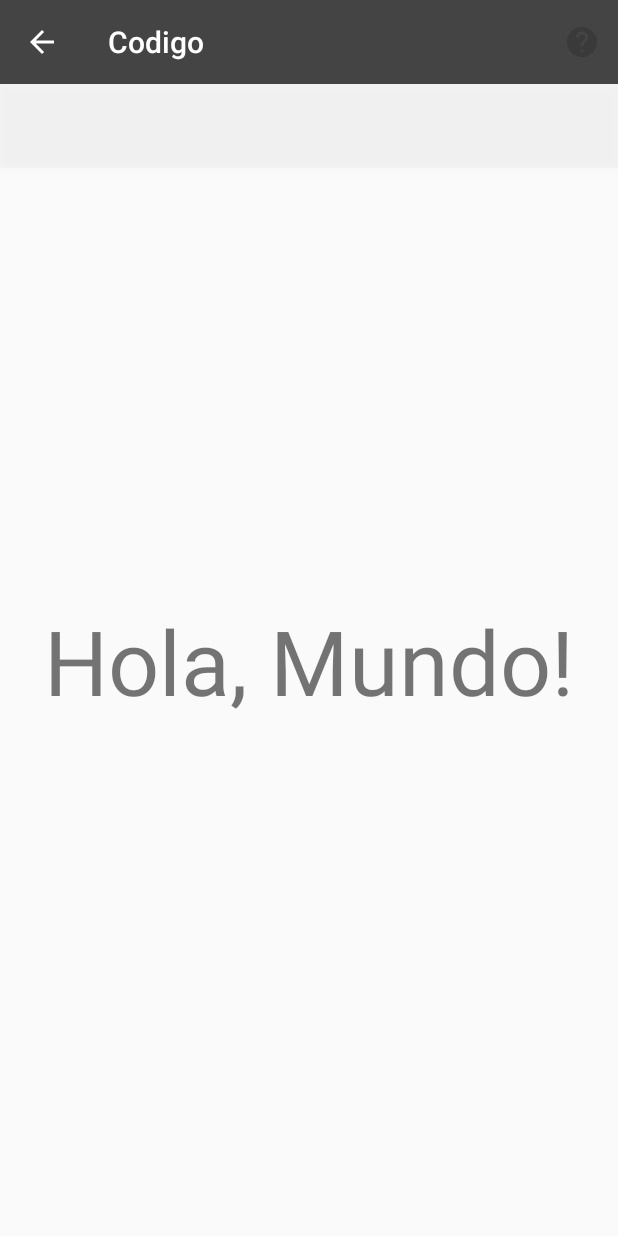
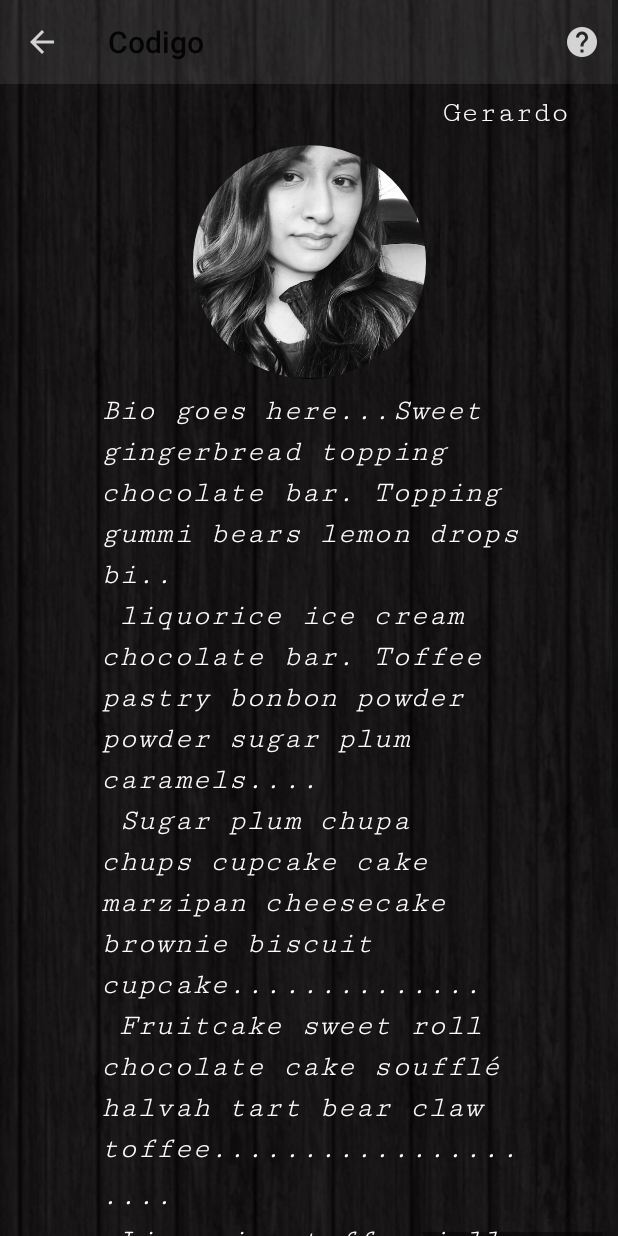
Before and after one commit to Jperv23/el_codigo, an Android app: the GeoActivity screen opened directly, with no data from a screen before it, on a phone screen of 412 x 824 dp. Run offline under Robolectric (Android 15) with nearby library versions, the light colour scheme and no system bars.

Commit message:
add nav drawer and toolbar to Geo Activity

```diff
--- a/app/src/main/AndroidManifest.xml
+++ b/app/src/main/AndroidManifest.xml
@@ -8,10 +8,9 @@
         android:label="@string/app_name"
         android:roundIcon="@mipmap/ic_launcher_round"
         android:supportsRtl="true"
-        android:theme="@style/AppTheme">
+        android:theme="@style/AppTheme.NoActionBar">
         <activity
-            android:name=".MainActivity"
-            android:theme="@style/AppTheme.NoActionBar">
+            android:name=".MainActivity">
             <intent-filter>
                 <action android:name="android.intent.action.MAIN" />
 
--- a/app/src/main/java/org/pursuit/group_portfolio_hw_codigo/GeoActivity.java
+++ b/app/src/main/java/org/pursuit/group_portfolio_hw_codigo/GeoActivity.java
@@ -3,21 +3,58 @@ package org.pursuit.group_portfolio_hw_codigo;
 import android.app.AlertDialog;
 import android.content.DialogInterface;
 import android.content.Intent;
+import android.graphics.Bitmap;
+import android.graphics.BitmapFactory;
 import android.net.Uri;
+import android.support.annotation.NonNull;
+import android.support.design.widget.NavigationView;
 import android.support.v4.app.NavUtils;
+import android.support.v4.graphics.drawable.RoundedBitmapDrawable;
+import android.support.v4.graphics.drawable.RoundedBitmapDrawableFactory;
+import android.support.v4.widget.DrawerLayout;
+import android.support.v7.app.ActionBar;
 import android.support.v7.app.AppCompatActivity;
 import android.os.Bundle;
+import android.view.Gravity;
 import android.view.Menu;
 import android.view.MenuInflater;
 import android.view.MenuItem;
+import android.widget.ImageView;
 import android.widget.Toast;
 
 public class GeoActivity extends AppCompatActivity {
+    private android.support.v7.widget.Toolbar toolBar;
+    private NavigationView navView;
+    private DrawerLayout drawerLayout;
 
     @Override
     protected void onCreate(Bundle savedInstanceState) {
         super.onCreate(savedInstanceState);
         setContentView(R.layout.activity_geo);
+        applyImage();
+
+        navView = findViewById(R.id.geo_nav_view);
+        navView.setItemTextAppearance(R.style.nav_menu_text);
+
+        drawerLayout = findViewById(R.id.main);
+        toolBar = findViewById(R.id.include);
+        setSupportActionBar(toolBar);
+
+
+        ActionBar actionBar = getSupportActionBar();
+
+        actionBar.setHomeAsUpIndicator(R.drawable.ic_up_action);
+        actionBar.setDisplayHomeAsUpEnabled(true);
+
+        setupNavDrawer();
+    }
+
+    private void applyImage() {
+        ImageView imageView = findViewById(R.id.jess_pic);
+        Bitmap memPic = BitmapFactory.decodeResource(getResources(), R.drawable.jesspic);
+        RoundedBitmapDrawable cirPic = RoundedBitmapDrawableFactory.create(getResources(), memPic);
+        cirPic.setCircular(true);
+        imageView.setImageDrawable(cirPic);
     }
 
     @Override
@@ -68,4 +105,32 @@ public class GeoActivity extends AppCompatActivity {
                 });
         return gitDialog.create();
     }
+
+    public void setupNavDrawer() {
+        navView.setNavigationItemSelectedListener(new NavigationView.OnNavigationItemSelectedListener() {
+            @Override
+            public boolean onNavigationItemSelected(@NonNull MenuItem menuItem) {
+                switch (menuItem.getItemId()) {
+                    case R.id.option_Geo:
+                        Intent intentGeo = new Intent(GeoActivity.this, GeoActivity.class);
+
+                        drawerLayout.closeDrawer(Gravity.START, true);
+
+                        startActivity(intentGeo);
+                        break;
+                    case R.id.option_Jessica:
+                        Intent intentJess = new Intent(GeoActivity.this, JessActivity.class);
+
+                        //drawerLayout.closeDrawer(Gravity.START, true);
+                        startActivity(intentJess);
+                        break;
+                    default:
+                        Toast.makeText(GeoActivity.this, "Feature Not Yet Implemented", Toast.LENGTH_SHORT).show();
+                        drawerLayout.closeDrawer(Gravity.START, true);
+                        break;
+                }
+                return true;
+            }
+        });
+    }
 }
--- a/app/src/main/java/org/pursuit/group_portfolio_hw_codigo/MainActivity.java
+++ b/app/src/main/java/org/pursuit/group_portfolio_hw_codigo/MainActivity.java
@@ -29,9 +29,6 @@ public class MainActivity extends AppCompatActivity {
         super.onCreate(savedInstanceState);
         setContentView(R.layout.activity_main);
 
-
-        View activity = findViewById(R.id.main);
-        activity.setBackgroundResource(R.drawable.background_opt_1);
         navView = findViewById(R.id.nav_view);
         navView.setItemTextAppearance(R.style.nav_menu_text);
 
--- a/app/src/main/res/layout/activity_geo.xml
+++ b/app/src/main/res/layout/activity_geo.xml
@@ -6,37 +6,69 @@
     android:layout_width="match_parent"
     android:layout_height="match_parent"
     android:fitsSystemWindows="true"
-    tools:context=".MainActivity">
+    tools:context=".GeoActivity">
+
+    <ScrollView
+        android:layout_width="match_parent"
+        android:layout_height="match_parent"
+        android:background="@drawable/background_opt_1">
 
         <android.support.constraint.ConstraintLayout
             android:layout_width="match_parent"
             android:layout_height="match_parent">
 
-        <include layout="@layout/toolbar" />
+            <include
+                android:id="@+id/include"
+                layout="@layout/toolbar"/>
+
+            <TextView
+                android:id="@+id/geo_name"
+                style="@style/member_name"
+                android:layout_marginTop="8dp"
+                android:text="@string/name_geo"
+                app:layout_constraintEnd_toEndOf="parent"
+                app:layout_constraintStart_toStartOf="parent"
+                app:layout_constraintTop_toBottomOf="@+id/include" />
+
+
+            <ImageView
+                android:id="@+id/jess_pic"
+                style="@style/member_picture"
+                android:layout_marginStart="8dp"
+                android:layout_marginTop="8dp"
+                android:layout_marginEnd="8dp"
+                android:contentDescription="@string/todo"
+                app:layout_constraintEnd_toEndOf="parent"
+                app:layout_constraintStart_toStartOf="parent"
+                app:layout_constraintTop_toBottomOf="@+id/geo_name" />
 
 
             <TextView
-            android:id="@+id/test_text"
-            android:layout_width="wrap_content"
-            android:layout_height="wrap_content"
-            android:text="Hola, Mundo!"
-            android:textSize="60sp"
+                android:id="@+id/bio_text"
+                style="@style/bio_text"
+                android:layout_marginTop="8dp"
+                android:layout_marginBottom="8dp"
+                android:text="@string/bio_text_jess"
+                android:textColor="@android:color/white"
                 app:layout_constraintBottom_toBottomOf="parent"
                 app:layout_constraintEnd_toEndOf="parent"
                 app:layout_constraintStart_toStartOf="parent"
-            app:layout_constraintTop_toTopOf="parent" />
+                app:layout_constraintTop_toBottomOf="@+id/jess_pic" />
 
 
         </android.support.constraint.ConstraintLayout>
 
+    </ScrollView>
+
     <android.support.design.widget.NavigationView
-        android:id="@+id/nav_view"
+        android:id="@+id/geo_nav_view"
         android:layout_width="wrap_content"
         android:layout_height="match_parent"
         android:layout_gravity="start"
         android:background="@color/colorPrimary"
         android:fitsSystemWindows="true"
         app:headerLayout="@layout/header_layout"
-        app:menu="@menu/nav_menu" />
+        app:menu="@menu/nav_menu"
+        app:itemTextColor="@android:color/white"/>
 
 </android.support.v4.widget.DrawerLayout>
--- a/app/src/main/res/layout/activity_main.xml
+++ b/app/src/main/res/layout/activity_main.xml
@@ -6,7 +6,8 @@
     android:layout_width="match_parent"
     android:layout_height="match_parent"
     android:fitsSystemWindows="true"
-    tools:context=".MainActivity">
+    tools:context=".MainActivity"
+    android:background="@drawable/background_opt_1">
 
 
     <android.support.constraint.ConstraintLayout
```
Also changed, not shown: app/src/main/res/drawable-hdpi/ic_git_menu.png, app/src/main/res/drawable-hdpi/ic_up_action.png (added), app/src/main/res/drawable-mdpi/ic_git_menu.png, app/src/main/res/drawable-mdpi/ic_up_action.png (added), app/src/main/res/drawable-xhdpi/ic_git_menu.png, app/src/main/res/drawable-xhdpi/ic_up_action.png (added), app/src/main/res/drawable-xxhdpi/ic_git_menu.png, app/src/main/res/drawable-xxhdpi/ic_up_action.png (added), app/src/main/res/drawable-xxxhdpi/ic_git_menu.png, app/src/main/res/drawable-xxxhdpi/ic_up_action.png (added). Lines whose indentation alone changed are shown as unchanged.
